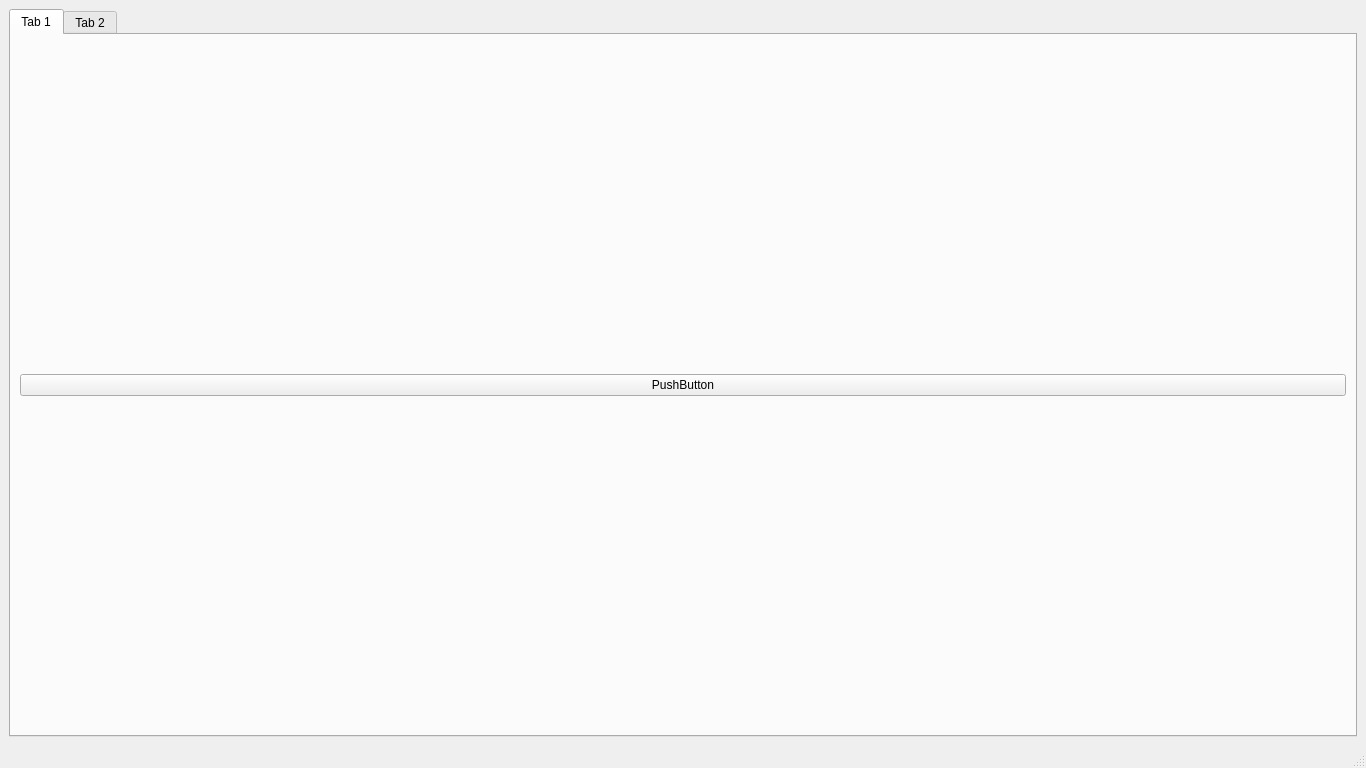
somexlab/fastddm, file ui/main.ui: the form before one commit.
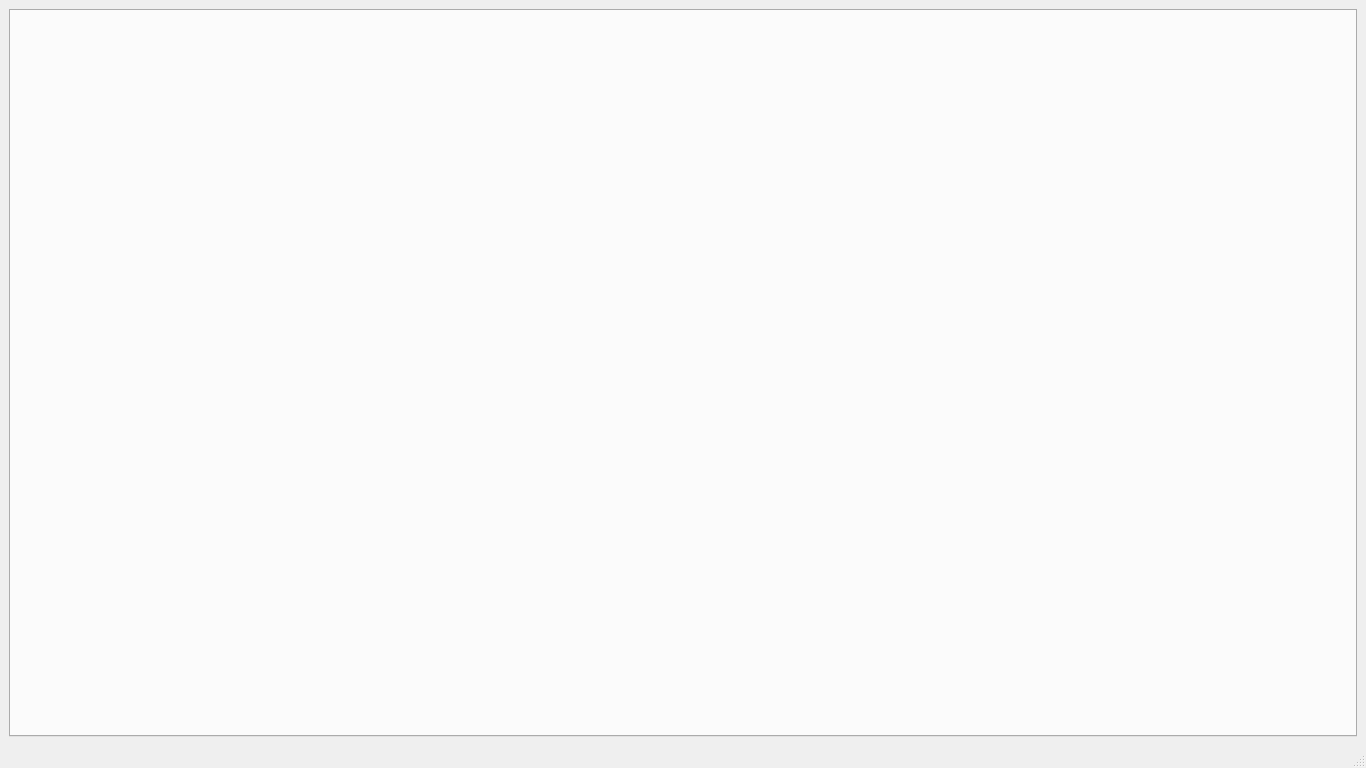
The form after the commit.

Commit message: DEV: Add dummy tab loader

What changed in the file:
```diff
--- a/ui/main.ui
+++ b/ui/main.ui
@@ -31,29 +31,9 @@
           <verstretch>0</verstretch>
          </sizepolicy>
         </property>
-        <widget class="QWidget" name="tab">
-         <attribute name="title">
-          <string>Tab 1</string>
-         </attribute>
-         <layout class="QGridLayout" name="gridLayout_2">
-          <item row="0" column="0">
-           <layout class="QVBoxLayout" name="verticalLayout_2">
-            <item>
-             <widget class="QPushButton" name="pushButton">
-              <property name="text">
-               <string>PushButton</string>
-              </property>
-             </widget>
-            </item>
-           </layout>
-          </item>
-         </layout>
-        </widget>
-        <widget class="QWidget" name="tab_2">
-         <attribute name="title">
-          <string>Tab 2</string>
-         </attribute>
-        </widget>
+        <property name="currentIndex">
+         <number>-1</number>
+        </property>
        </widget>
       </item>
      </layout>
```
The commit also changes 1 other file.
